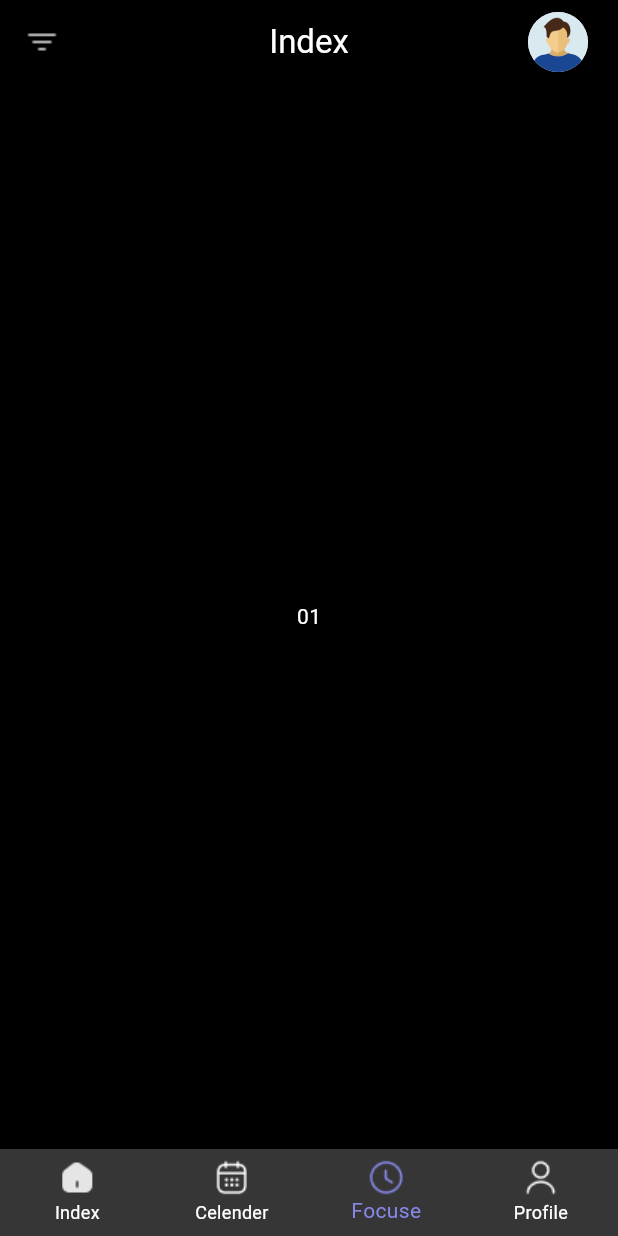
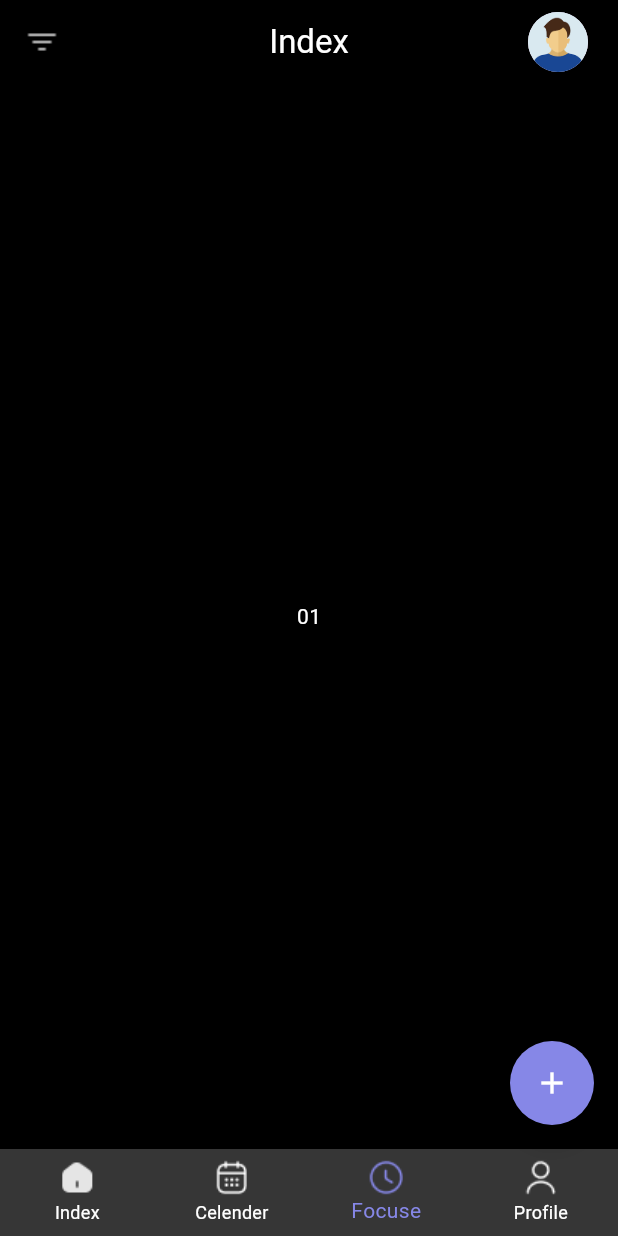
Before and after one commit to roychandu/to_do_list_provider, a Flutter app: the screen it shows after launch, on a phone screen of 412 x 824 dp. Run offline on Flutter 3.47's test engine with Material 3 defaults, Android fonts, the phone set to English and light mode, and no system bars; our stand-ins replace font_awesome_flutter, smooth_page_indicator.

Commit message:
add floatingAction Button

```diff
--- a/lib/screens/Index_screens/home_screen.dart
+++ b/lib/screens/Index_screens/home_screen.dart
@@ -92,6 +92,14 @@ class _HomeScreenState extends State<HomeScreen> {
             ),
           ],
         ),
+        floatingActionButton: FloatingActionButton(
+          onPressed: () {},
+          backgroundColor: TColor.secondaryText,
+          child: Icon(Icons.add, color: Colors.white),
+          shape: RoundedRectangleBorder(
+            borderRadius: BorderRadiusGeometry.circular(50),
+          ),
+        ),
       ),
     );
   }
```
